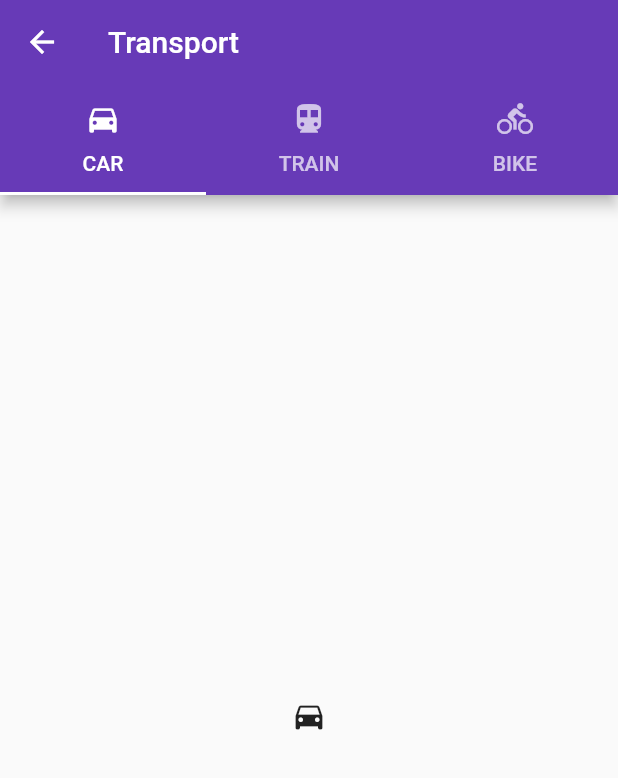
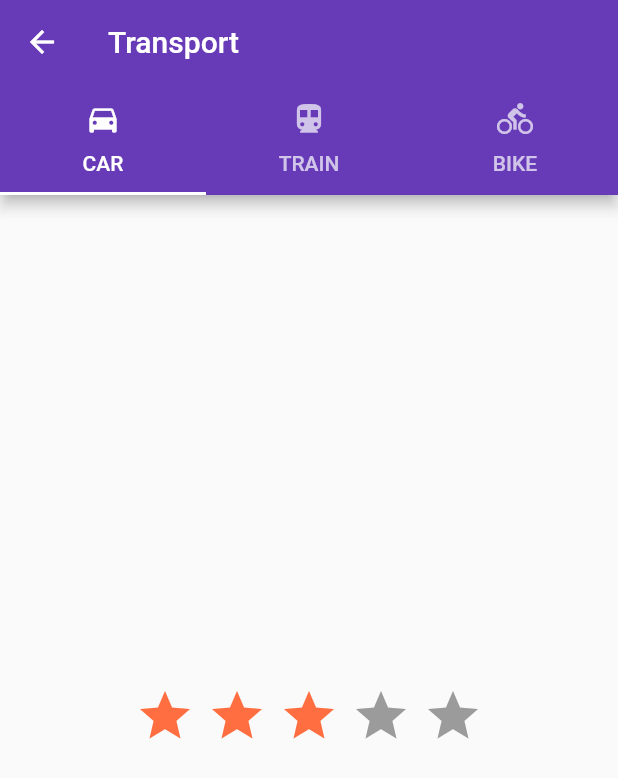
Before and after one commit to MansiKothari15/hello_flutter, a Flutter app: the TabBarDemo screen opened directly, on a phone screen of 412 x 824 dp. Shown: the top 778 px of the screen. Run offline on Flutter 3.47's test engine with Material 2 defaults, Android fonts, the phone set to English and light mode, and no system bars; drawn by our look-alikes of flutter_rating_bar; our stand-ins replace camera, sqflite; accounts and stored records are empty; network calls fail.

```diff
--- a/lib/tabs.dart
+++ b/lib/tabs.dart
@@ -1,4 +1,5 @@
 import 'package:flutter/material.dart';
+import 'package:flutter_rating_bar/flutter_rating_bar.dart';
 import 'package:helloflutter/home.dart';
 
 class TabBarDemo extends StatelessWidget {
@@ -19,7 +20,23 @@ class TabBarDemo extends StatelessWidget {
           ),
           body: TabBarView(
             children: [
-              Icon(Icons.directions_car),
+              Center(
+                child: RatingBar(
+                  initialRating: 3,
+                  minRating: 1,
+                  direction: Axis.horizontal,
+                  allowHalfRating: true,
+                  itemCount: 5,
+                  itemPadding: EdgeInsets.symmetric(horizontal: 4.0),
+                  itemBuilder: (context, _) => Icon(
+                    Icons.star,
+                    color: Colors.deepOrangeAccent,
+                  ),
+                  onRatingUpdate: (rating) {
+                    print(rating);
+                  },
+                ),
+              ),
               Icon(Icons.directions_transit),
               Icon(Icons.directions_bike),
             ],
--- a/pubspec.yaml
+++ b/pubspec.yaml
@@ -25,6 +25,7 @@ dependencies:
   path:
   intl:
   http: 0.12.2
+  flutter_rating_bar: ^3.0.1+1
 
   # The following adds the Cupertino Icons font to your application.
   # Use with the CupertinoIcons class for iOS style icons.
```
Also changed, not shown: lib/dashboard.dart (+10 -2 lines), lib/photos.dart (line endings or trailing spaces), lib/rating.dart (added), pubspec.lock.
